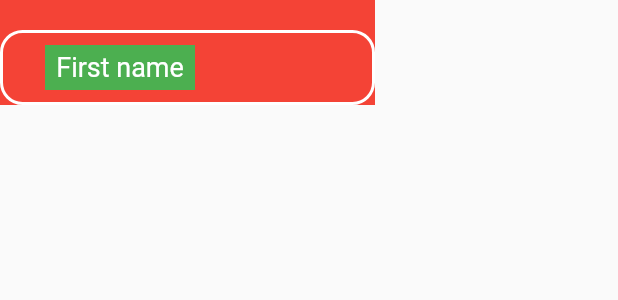
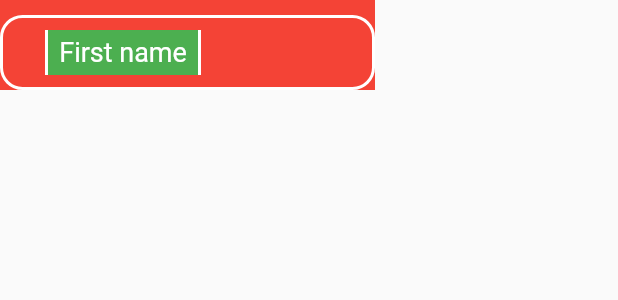
Before and after one commit to rutvikbodar/Sign-up-animation, a Flutter app: the Animated_textfield widget shown alone on an empty page, opened directly, on a phone screen of 412 x 824 dp. Shown: the top 300 px of the screen. Run offline on Flutter 3.47's test engine with Material 2 defaults, Android fonts, the phone set to English and light mode, and no system bars.

Commit message:
alignment and size configured

```diff
--- a/lib/Animated_textfield.dart
+++ b/lib/Animated_textfield.dart
@@ -10,43 +10,57 @@ class Animated_textfield extends StatefulWidget {
 
 class _Animated_textfieldState extends State<Animated_textfield> {
   double labelHight = 30;
-  double labelWidth = 100;
-  EdgeInsetsGeometry labelMargin = EdgeInsets.only(left: 30,top: 30);
+  double labelWidth = 104;
+  EdgeInsetsGeometry labelMargin = EdgeInsets.only(left: 30,top: 20);
   double labelFontsize = 18;
 
+  void initiateAnimation(){
+    setState((){
+      labelHight = 20;
+      labelWidth = 70.66;
+      labelMargin = EdgeInsets.only(left: 20,top: 5);
+      labelFontsize = 12;
+    });
+  }
 
   @override
   Widget build(BuildContext context) {
     return Container(
-      height: 70,
+      height: 60,
       width: 250,
       color: Colors.red,
       child: Stack(
         children: [
           Container(
-            margin: EdgeInsets.only(top: 20),
+            margin: EdgeInsets.only(top: 10),
             height: 50,
             decoration: BoxDecoration(
               border: Border.all(color: Colors.white,style: BorderStyle.solid,width: 2,),
               borderRadius: BorderRadius.circular(15)
             ),
-            padding: EdgeInsets.only(left: 20),
+            padding: EdgeInsets.only(left: 40,top: 5),
             child: TextField(
               decoration: InputDecoration(
                 border: InputBorder.none,
               ),
+              style: TextStyle(color: Colors.white,fontSize: 20),
               textAlign: TextAlign.left,
               onTap: (){
                 print("Tapped on the first name");
+                initiateAnimation();
               },
             ),
           ),
           Container(
             height: labelHight,
             width: labelWidth,
-            color: Colors.green,
             margin: labelMargin,
             alignment: Alignment.center,
+            decoration: BoxDecoration(
+              color: Colors.green,
+              border: Border.symmetric(vertical: BorderSide(color: Colors.white,width: 2))
+            ),
+            padding: EdgeInsets.only(left: 2,right: 2),
             child: Text(
               "First name",
               style: TextStyle(
```
